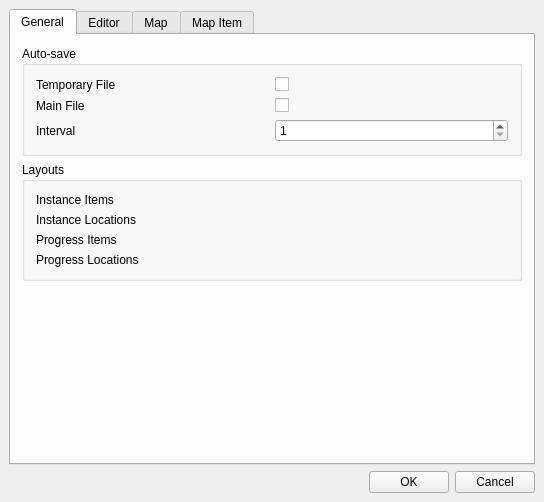
First picture: the form in Source/UI/SettingsWidget/SettingsWidget.ui, repository GeminiQvQ/LTTPMapTracker, before the edit.
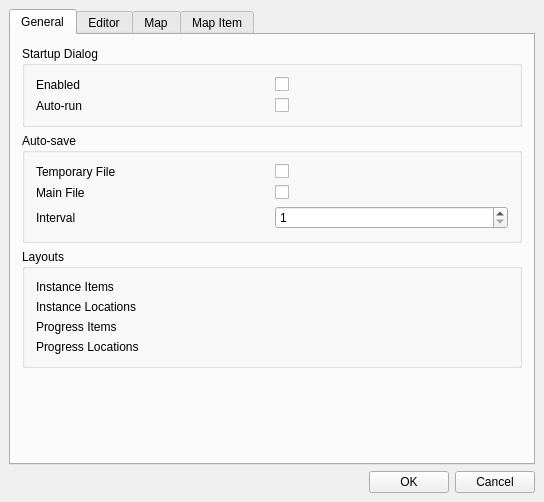
Second picture: the form after the edit.

Commit message: Added a more user-friendly startup dialog.

Diff of the .ui file:
```diff
--- a/Source/UI/SettingsWidget/SettingsWidget.ui
+++ b/Source/UI/SettingsWidget/SettingsWidget.ui
@@ -39,6 +39,43 @@
        <string>General</string>
       </attribute>
       <layout class="QVBoxLayout" name="verticalLayout_3">
+       <item>
+        <widget class="QGroupBox" name="groupBox_9">
+         <property name="title">
+          <string>Startup Dialog</string>
+         </property>
+         <layout class="QGridLayout" name="gridLayout_10">
+          <item row="0" column="1">
+           <widget class="QCheckBox" name="general_startup_show">
+            <property name="text">
+             <string/>
+            </property>
+           </widget>
+          </item>
+          <item row="0" column="0">
+           <widget class="QLabel" name="label_23">
+            <property name="text">
+             <string>Enabled</string>
+            </property>
+           </widget>
+          </item>
+          <item row="1" column="0">
+           <widget class="QLabel" name="label_24">
+            <property name="text">
+             <string>Auto-run</string>
+            </property>
+           </widget>
+          </item>
+          <item row="1" column="1">
+           <widget class="QCheckBox" name="general_startup_autorun">
+            <property name="text">
+             <string/>
+            </property>
+           </widget>
+          </item>
+         </layout>
+        </widget>
+       </item>
        <item>
         <widget class="QGroupBox" name="groupBox_4">
          <property name="title">
```
Left out of the diff: 11 changed lines with no effect on the pictures. The commit also changes 23 other files.
